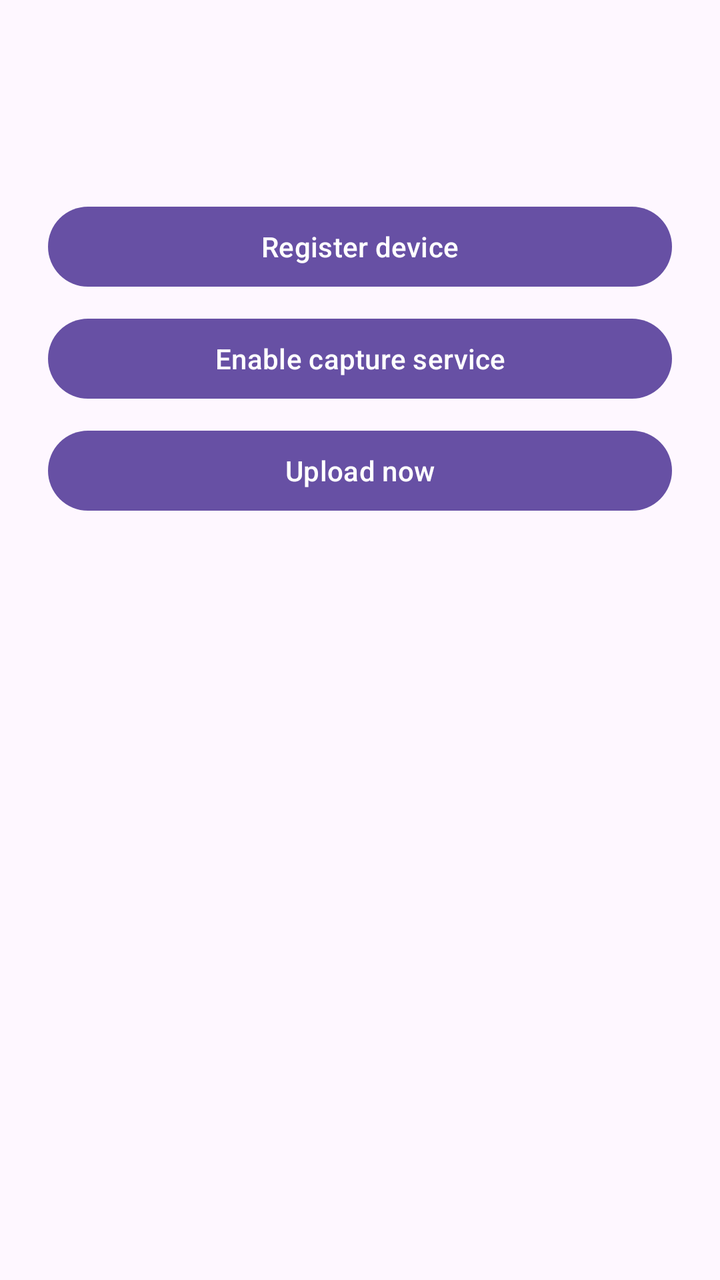
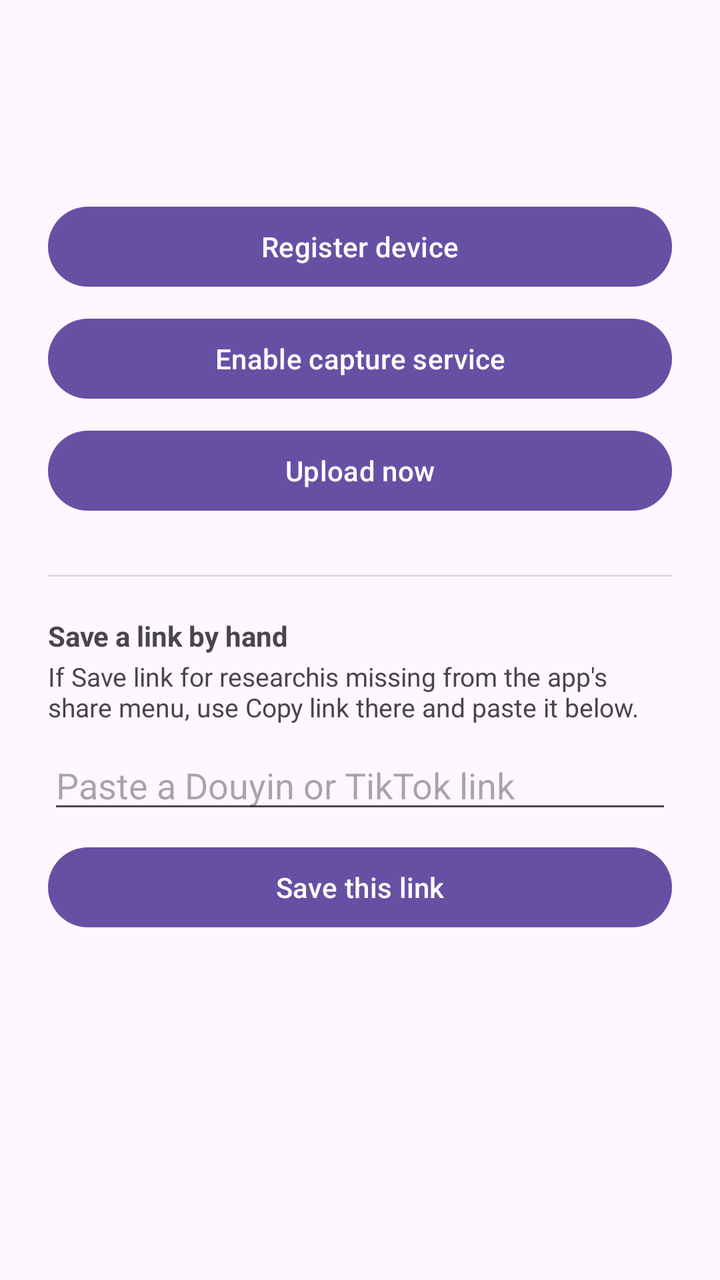

Two renders of the same Android screen: before a commit and after it. Below are the layout's source before the change and the commit's diff.
<!-- AndroidManifest.xml: application theme Theme.Material3.DayNight -->
<!-- res/layout/activity_main.xml -->
<?xml version="1.0" encoding="utf-8"?>
<LinearLayout xmlns:android="http://schemas.android.com/apk/res/android"
    android:layout_width="match_parent"
    android:layout_height="match_parent"
    android:orientation="vertical"
    android:padding="24dp">

    <TextView
        android:id="@+id/statusText"
        android:layout_width="match_parent"
        android:layout_height="wrap_content"
        android:textSize="18sp"
        android:textStyle="bold" />

    <TextView
        android:id="@+id/pendingText"
        android:layout_width="match_parent"
        android:layout_height="wrap_content"
        android:layout_marginTop="8dp" />

    <Button
        android:id="@+id/registerButton"
        android:layout_width="match_parent"
        android:layout_height="wrap_content"
        android:layout_marginTop="24dp"
        android:text="@string/register_button" />

    <Button
        android:id="@+id/accessibilityButton"
        android:layout_width="match_parent"
        android:layout_height="wrap_content"
        android:layout_marginTop="8dp"
        android:text="@string/open_accessibility_settings" />

    <Button
        android:id="@+id/syncButton"
        android:layout_width="match_parent"
        android:layout_height="wrap_content"
        android:layout_marginTop="8dp"
        android:text="@string/sync_now" />
</LinearLayout>
<!-- resources referenced by this layout -->
<resources>
  <string name="open_accessibility_settings">Enable capture service</string>
  <string name="register_button">Register device</string>
  <string name="sync_now">Upload now</string>
</resources>

<!-- the commit's change to res/layout/activity_main.xml (unified diff, before → after) -->
@@ -38,4 +38,42 @@
         android:layout_height="wrap_content"
         android:layout_marginTop="8dp"
         android:text="@string/sync_now" />
+
+    
+    <View
+        android:layout_width="match_parent"
+        android:layout_height="1dp"
+        android:layout_marginTop="28dp"
+        android:background="?android:attr/listDivider" />
+
+    <TextView
+        android:layout_width="match_parent"
+        android:layout_height="wrap_content"
+        android:layout_marginTop="20dp"
+        android:text="@string/paste_prompt"
+        android:textStyle="bold" />
+
+    <TextView
+        android:layout_width="match_parent"
+        android:layout_height="wrap_content"
+        android:layout_marginTop="2dp"
+        android:text="@string/paste_help"
+        android:textSize="13sp" />
+
+    <EditText
+        android:id="@+id/pasteInput"
+        android:layout_width="match_parent"
+        android:layout_height="wrap_content"
+        android:layout_marginTop="8dp"
+        android:autofillHints="URL"
+        android:hint="@string/paste_hint"
+        android:inputType="textMultiLine"
+        android:maxLines="4" />
+
+    <Button
+        android:id="@+id/pasteButton"
+        android:layout_width="match_parent"
+        android:layout_height="wrap_content"
+        android:layout_marginTop="8dp"
+        android:text="@string/paste_button" />
 </LinearLayout>
<!-- resource entries referenced after the edit -->
@@ -1,6 +1,10 @@
 <!-- resources referenced by this layout -->
 <resources>
   <string name="open_accessibility_settings">Enable capture service</string>
+  <string name="paste_button">Save this link</string>
+  <string name="paste_help">If "Save link for research" is missing from the app\'s share menu, use Copy link there and paste it below.</string>
+  <string name="paste_hint">Paste a Douyin or TikTok link</string>
+  <string name="paste_prompt">Save a link by hand</string>
   <string name="register_button">Register device</string>
   <string name="sync_now">Upload now</string>
 </resources>
